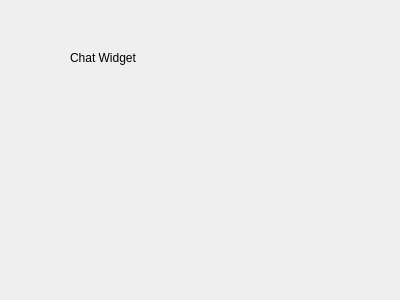
Above: BlockSettleUILib/ChatWidget.ui from BlockSettle/terminal before the change. Below: the same form after it.
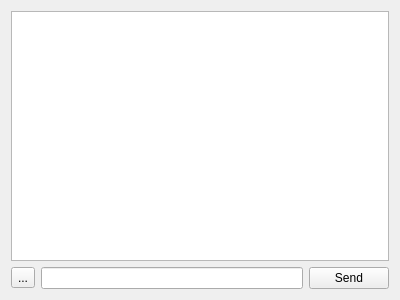
That is the form after the change.

Commit message: ChatWidget UI, Refactoring of ChatProtocol with Qt JSON (eliminate picojson), removed libwebsocket

Patch:
```diff
--- a/BlockSettleUILib/ChatWidget.ui
+++ b/BlockSettleUILib/ChatWidget.ui
@@ -13,19 +13,32 @@
   <property name="windowTitle">
    <string>Form</string>
   </property>
-  <widget class="QLabel" name="label">
-   <property name="geometry">
-    <rect>
-     <x>70</x>
-     <y>50</y>
-     <width>71</width>
-     <height>16</height>
-    </rect>
-   </property>
+  <layout class="QVBoxLayout" name="verticalLayout">
+   <item>
+    <widget class="QListView" name="messages"/>
+   </item>
+   <item>
+    <layout class="QHBoxLayout" name="horizontalLayout">
+     <item>
+      <widget class="QToolButton" name="settings">
+       <property name="text">
+        <string>...</string>
+       </property>
+      </widget>
+     </item>
+     <item>
+      <widget class="QLineEdit" name="text"/>
+     </item>
+     <item>
+      <widget class="QPushButton" name="send">
    <property name="text">
-    <string>Chat Widget</string>
-   </property>
-  </widget>
+        <string>Send</string>
+       </property>
+      </widget>
+     </item>
+    </layout>
+   </item>
+  </layout>
  </widget>
  <resources/>
  <connections/>
```
Lines whose indentation alone changed are shown as unchanged. The commit also changes 5 other files.
